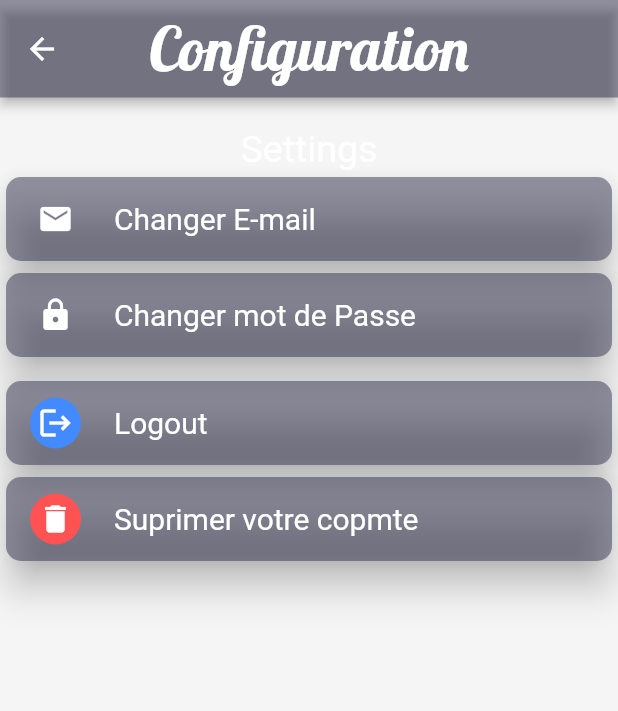
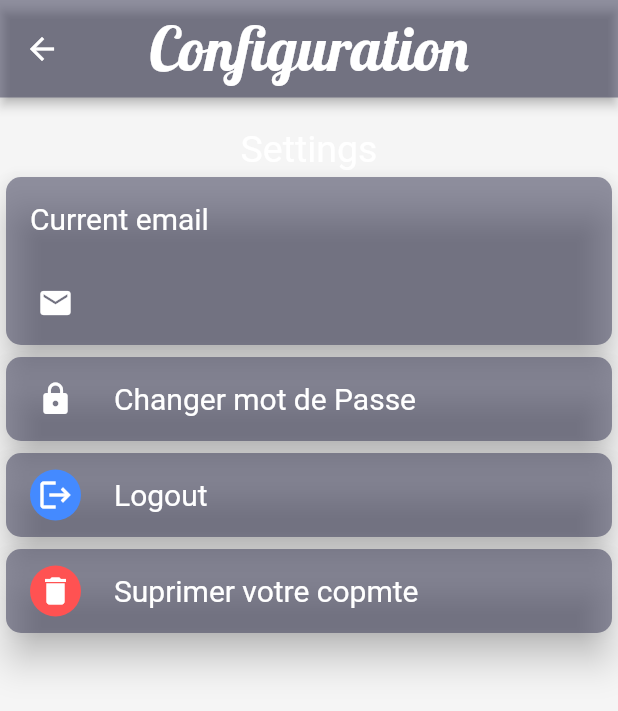
Before and after one commit to IvanJimenezRuisanchez/Nest_music, a Flutter app: the AccountManager screen opened by its route, on a phone screen of 412 x 824 dp. Shown: the top 711 px of the screen. Run offline on Flutter 3.47's test engine with Material 2 defaults, Android fonts, the phone set to English and light mode, and no system bars; our stand-ins replace animated_text_kit, audio_video_progress_bar, audioplayers, cloud_firestore, firebase_auth, firebase_core and 4 more; accounts and stored records are empty.

Commit message:
Widget search

```diff
--- a/lib/pages/account_manager.dart
+++ b/lib/pages/account_manager.dart
@@ -4,6 +4,7 @@ import 'package:flutter/cupertino.dart';
 import 'package:flutter/material.dart';
 import 'package:get/get_navigation/src/extension_navigation.dart';
 import 'package:nest_music/main.dart';
+import 'package:nest_music/services/firebase_storage_service.dart';
 import 'icon_widget.dart';
 
 class AccountManager extends StatefulWidget {
@@ -13,13 +14,23 @@ class AccountManager extends StatefulWidget {
 }
 
 class _AccountManagerState extends State<AccountManager> {
-  final user = FirebaseAuth.instance.currentUser!;
+  var user;
   var show;
+  var changeInputEmail;
+  final emailController = TextEditingController();
 
   @override
   void initState() {
+    changeInputEmail = true;
+    user = FirebaseAuth.instance.currentUser!;
     show = false;
     super.initState();
+  }
+
+  @override
+  void dispose() {
+    emailController.dispose();
+    super.dispose();
   }
   @override
   Widget build(BuildContext context) {
@@ -50,7 +61,6 @@ class _AccountManagerState extends State<AccountManager> {
               ),),
               changeEmail(),
               changePassword(),
-              langue(),
               logOut(),
               show ? showDialogAlert() : deleteAccount()
 
@@ -131,7 +141,21 @@ class _AccountManagerState extends State<AccountManager> {
                   color: Colors.white,
                   fontSize: 20
               ),),
-              onTap: (){},
+              onTap: (){
+                FirebaseAuth.instance.sendPasswordResetEmail(email: user.email);
+                ScaffoldMessenger.of(context).showSnackBar(
+                  SnackBar(
+                    content: Text("Un e-mail a été envoyé pour changer le mot de passe"),
+                    action: SnackBarAction(
+                      label: 'Action',
+                      textColor: Colors.blueAccent,
+                      onPressed: () {
+                        // Code to execute.
+                      },
+                    ),
+                  ),
+                );
+              },
             )
           ],
         )
@@ -145,28 +169,71 @@ class _AccountManagerState extends State<AccountManager> {
         elevation: 10,
         child: Column(
           children: <Widget>[
-            ListTile(
-              leading: IconWidget(icon: Icons.email,color: Colors.transparent,),
-              title: Text('Changer E-mail',style: TextStyle(
-                  color: Colors.white,
-                  fontSize: 20
-              ),),
-              onTap: (){},
+            changeInputEmail ?
+                Column(children: [
+                  ListTile(
+                    title: Text('Current email',style : TextStyle(
+                        color: Colors.white,
+                        fontSize: 20
+                    ),),
+                  ),
+                  ListTile(
+                    leading: IconWidget(icon: Icons.email,color: Colors.transparent,),
+                    title: Text(user.email,style: TextStyle(
+                        color: Colors.white,
+                        fontSize: 18
+                    ),),
+                    onTap: (){
+                      setState(() {
+                        changeInputEmail = false;
+                      });
+                    },
+                  )
+                ],)
+                : Container(
+                    padding: EdgeInsets.all(15),
+                    child: TextFormField(
+                      style: TextStyle(
+                      color: Colors.white
+                      ),
+                      cursorColor: Colors.white,
+                      controller: emailController,
+                      decoration: InputDecoration(
+                      enabledBorder: UnderlineInputBorder(
+                      borderSide: BorderSide(color: Colors.white),
+                      ),
+                      focusedBorder: UnderlineInputBorder(
+                      borderSide: BorderSide(color: Colors.white),
+                      ),
+                      hintText: 'Nouveau E-mail',
+                      labelText: 'E-mail',
+                      hintStyle: TextStyle(
+                      color: Colors.white
+                      ),
+                      labelStyle: TextStyle(
+                      color: Colors.white
+                      ),
+                    ),
+                      validator: (value){
+                        if(value != null && !value.contains(new RegExp(r'[@]')) | value.contains(new RegExp(r'[!#$%^&*(),?":{}|<>]'))
+                        ) {
+                          return 'Adresse Courrier invalide';
+                        }
+                      },
+                      onFieldSubmitted: (value){
+                        /*
+                        FirebaseAuth.instance.currentUser?.updateEmail(emailController.text.toString().trim());
+                        FirebaseFirestore.instance.collection('users').doc(FirebaseAuth.instance.currentUser?.email).delete();
+                        final docUser = FirebaseFirestore.instance.collection('users').doc(emailController.text.trim());
+                        setState(() {
+                          changeInputEmail = true;
+                          user = FirebaseAuth.instance.currentUser;
+                        });
+                        Navigator.of(context).pushNamedAndRemoveUntil('myApp', (Route route) => false);*/
+                      },
+                  )
             )
-          ],
-        )
-    );
-  }
-
-  Widget langue(){
-    return Card(
-      shape: RoundedRectangleBorder(borderRadius: BorderRadius.circular(10.0)),
-      color: Colors.deepPurple[200],
-      elevation: 10,
-      child: Column(
-        children: <Widget>[
-        ],
-      ),
+    ],)
     );
   }
 
@@ -198,7 +265,8 @@ class _AccountManagerState extends State<AccountManager> {
     );
   }
 
-
-
+  void updateEmail(value){
+    FirebaseAuth.instance.currentUser?.updateEmail(value);
+  }
 
 }
--- a/lib/pages/login_page.dart
+++ b/lib/pages/login_page.dart
@@ -1,9 +1,6 @@
 import 'package:firebase_auth/firebase_auth.dart';
 import 'package:flutter/cupertino.dart';
 import 'package:flutter/material.dart';
-import 'package:nest_music/globalState/AppBuilder.dart';
-import 'package:nest_music/globalState/current_song_state.dart';
-import 'package:provider/provider.dart';
 import 'package:sizer/sizer.dart';
 
 
--- a/lib/pages/sign_up.dart
+++ b/lib/pages/sign_up.dart
@@ -2,7 +2,6 @@ import 'package:firebase_auth/firebase_auth.dart';
 import 'package:flutter/cupertino.dart';
 import 'package:flutter/material.dart';
 import 'package:cloud_firestore/cloud_firestore.dart';
-import 'package:nest_music/main.dart';
 import 'package:sizer/sizer.dart';
 
 class SignUp extends StatefulWidget {
@@ -119,7 +118,7 @@ class _SignUpState extends State<SignUp> {
               ),
               validator: (value){
                 if(value != null && !value.contains(new RegExp(r'[@]')) | value.contains(new RegExp(r'[!#$%^&*(),?":{}|<>]'))
-                | !value.endsWith('.com')) {
+                ) {
                   return 'Adresse Courrier invalide';
                 }
               },
```
Also changed, not shown: lib/globalState/AppBuilder.dart (deleted, +0 -28 lines), lib/pages/search.dart (line endings or trailing spaces).
